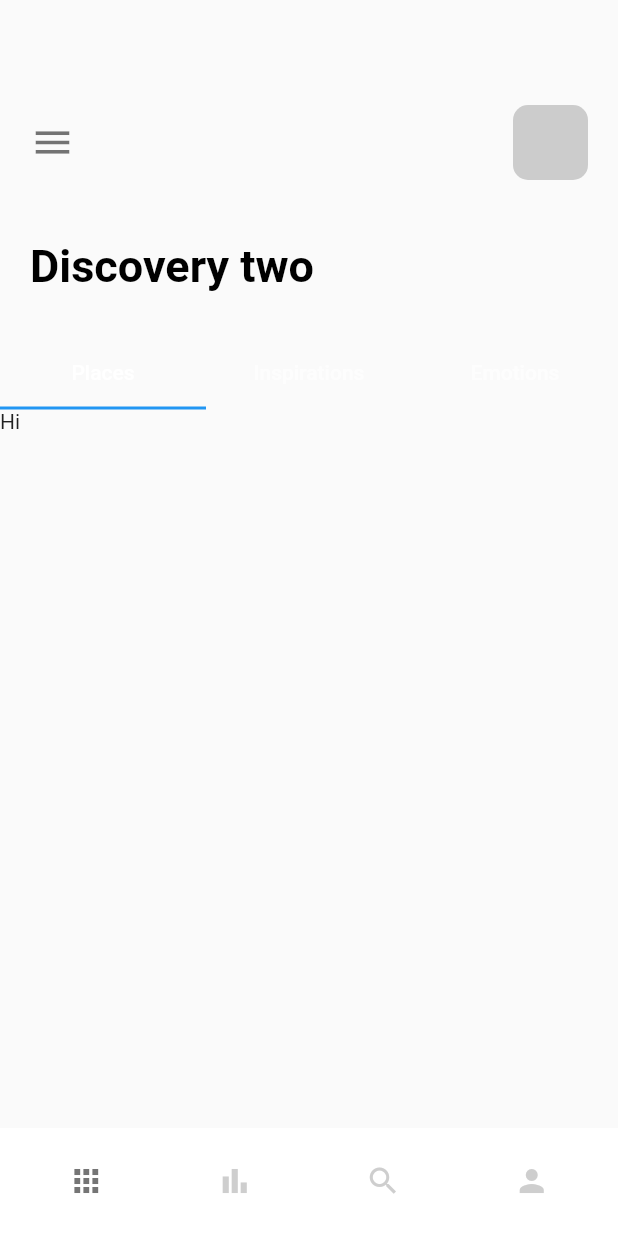
After one commit to taofik-adeniyi/fl_travel_app, a Flutter app: the screen it shows after launch, on a phone screen of 412 x 824 dp. The commit adds this screen. Shown: the top 1233 px of the screen. Run offline on Flutter 3.47's test engine with Material 2 defaults, Android fonts, the phone set to English and light mode, and no system bars.

Commit message:
little changes

```diff
--- a/lib/main.dart
+++ b/lib/main.dart
@@ -1,4 +1,5 @@
 import 'package:flutter/material.dart';
+import 'package:travel_app/pages/navpages/main_page.dart';
 import 'package:travel_app/pages/welcome_page.dart';
 
 void main() {
@@ -11,14 +12,9 @@ class MyApp extends StatelessWidget {
   // This widget is the root of your application.
   @override
   Widget build(BuildContext context) {
-    return MaterialApp(
+    return const MaterialApp(
       debugShowCheckedModeBanner: false,
-      title: 'Flutter Demo',
-      theme: ThemeData(
-        colorScheme: ColorScheme.fromSeed(seedColor: Colors.deepPurple),
-        useMaterial3: true,
-      ),
-      home: const WelcomePage(),
+      home: MainPage(),
     );
   }
 }
--- /dev/null
+++ b/lib/pages/navpages/bar_item_page.dart
@@ -0,0 +1,12 @@
+import 'package:flutter/material.dart';
+
+class BarItemPage extends StatelessWidget {
+  const BarItemPage({super.key});
+
+  @override
+  Widget build(BuildContext context) {
+    return const Center(
+      child: Text('Bar Item Page'),
+    );
+  }
+}
--- /dev/null
+++ b/lib/pages/navpages/home_page.dart
@@ -0,0 +1,67 @@
+import 'package:flutter/material.dart';
+import 'package:travel_app/widgets/app_large_text.dart';
+
+class HomePage extends StatefulWidget {
+  const HomePage({super.key});
+
+  @override
+  State<HomePage> createState() => _HomePageState();
+}
+
+class _HomePageState extends State<HomePage> with TickerProviderStateMixin {
+  @override
+  Widget build(BuildContext context) {
+    TabController _tabController = TabController(length: 3, vsync: this);
+    return Scaffold(
+      body: Column(
+        crossAxisAlignment: CrossAxisAlignment.start,
+        children: [
+          Container(
+            padding: EdgeInsets.only(top: 70, left: 20),
+            child: Row(
+              children: [
+                Icon(Icons.menu, size: 30, color: Colors.black54),
+                Expanded(child: Container()),
+                Container(
+                  margin: EdgeInsets.only(right: 20),
+                  width: 50,
+                  height: 50,
+                  decoration: BoxDecoration(
+                      borderRadius: BorderRadius.circular(10),
+                      color: Colors.grey.withOpacity(0.5)),
+                )
+              ],
+            ),
+          ),
+          const SizedBox(
+            height: 40,
+          ),
+          Container(
+              margin: EdgeInsets.only(left: 20),
+              child: AppLargeText(text: 'Discovery two')),
+          const SizedBox(
+            height: 30,
+          ),
+
+          //tabbar
+
+          Container(
+            child: TabBar(controller: _tabController, tabs: const [
+              Tab(text: 'Places'),
+              Tab(text: 'Inspirations'),
+              Tab(text: 'Emotions'),
+            ]),
+          ),
+
+          Container(
+            height: 300,
+            width: double.maxFinite,
+            child: TabBarView(
+                controller: _tabController,
+                children: const [Text("Hi"), Text("there"), Text("bye")]),
+          )
+        ],
+      ),
+    );
+  }
+}
--- /dev/null
+++ b/lib/pages/navpages/main_page.dart
@@ -0,0 +1,64 @@
+import 'package:flutter/material.dart';
+import 'package:travel_app/pages/navpages/bar_item_page.dart';
+import 'package:travel_app/pages/navpages/home_page.dart';
+import 'package:travel_app/pages/navpages/my_page.dart';
+import 'package:travel_app/pages/navpages/search_page.dart';
+
+class MainPage extends StatefulWidget {
+  const MainPage({super.key});
+
+  @override
+  State<MainPage> createState() => _MainPageState();
+}
+
+class _MainPageState extends State<MainPage> {
+  List pages = const [
+    HomePage(),
+    BarItemPage(),
+    SearchPage(),
+    MyPage(),
+  ];
+
+  int currentIndex = 0;
+  void onTap(int index) {
+    setState(() {
+      currentIndex = index;
+    });
+  }
+
+  @override
+  Widget build(BuildContext context) {
+    return Scaffold(
+      backgroundColor: Colors.white,
+      body: pages[currentIndex],
+      bottomNavigationBar: Container(
+        decoration: BoxDecoration(
+          color: Colors.white,
+        ),
+        child: Padding(
+          padding: const EdgeInsets.all(8.0),
+          child: BottomNavigationBar(
+            unselectedFontSize: 0,
+            selectedFontSize: 0,
+            onTap: onTap,
+            type: BottomNavigationBarType.fixed,
+            backgroundColor: Colors.white,
+            currentIndex: currentIndex,
+            selectedItemColor: Colors.black54,
+            unselectedItemColor: Colors.grey.withOpacity(0.5),
+            showSelectedLabels: false,
+            showUnselectedLabels: false,
+            elevation: 0,
+            items: const [
+              BottomNavigationBarItem(icon: Icon(Icons.apps), label: 'Home'),
+              BottomNavigationBarItem(
+                  icon: Icon(Icons.bar_chart_sharp), label: 'Home'),
+              BottomNavigationBarItem(icon: Icon(Icons.search), label: 'Home'),
+              BottomNavigationBarItem(icon: Icon(Icons.person), label: 'Home'),
+            ],
+          ),
+        ),
+      ),
+    );
+  }
+}
--- /dev/null
+++ b/lib/pages/navpages/my_page.dart
@@ -0,0 +1,12 @@
+import 'package:flutter/material.dart';
+
+class MyPage extends StatelessWidget {
+  const MyPage({super.key});
+
+  @override
+  Widget build(BuildContext context) {
+    return const Center(
+      child: Text('My Page'),
+    );
+  }
+}
--- /dev/null
+++ b/lib/pages/navpages/search_page.dart
@@ -0,0 +1,12 @@
+import 'package:flutter/material.dart';
+
+class SearchPage extends StatelessWidget {
+  const SearchPage({super.key});
+
+  @override
+  Widget build(BuildContext context) {
+    return const Center(
+      child: Text('Search'),
+    );
+  }
+}
```
